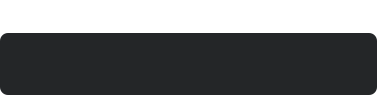
Old version of the form VideoPlayer/pernotice/CusMessage.ui in the repository huizhang556/pc-video-player.
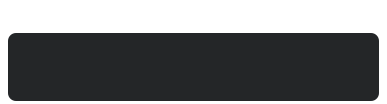
New version of the form. The open tabs and pages were chosen to show the change. Icons and pictures are not drawn.

```diff
--- a/VideoPlayer/pernotice/CusMessage.ui
+++ b/VideoPlayer/pernotice/CusMessage.ui
@@ -25,13 +25,13 @@
     <number>0</number>
    </property>
    <property name="leftMargin">
-    <number>0</number>
+    <number>8</number>
    </property>
    <property name="topMargin">
     <number>3</number>
    </property>
    <property name="rightMargin">
-    <number>10</number>
+    <number>8</number>
    </property>
    <property name="bottomMargin">
     <number>3</number>
@@ -159,6 +159,9 @@
                 <property name="text">
                  <string/>
                 </property>
+                <property name="alignment">
+                 <set>Qt::AlignCenter</set>
+                </property>
                </widget>
               </item>
               <item>
@@ -204,7 +207,7 @@
            <property name="minimumSize">
             <size>
              <width>0</width>
-             <height>20</height>
+             <height>0</height>
             </size>
            </property>
            <property name="styleSheet">
```
Left out of the diff: 9 changed lines with no effect on the pictures.
